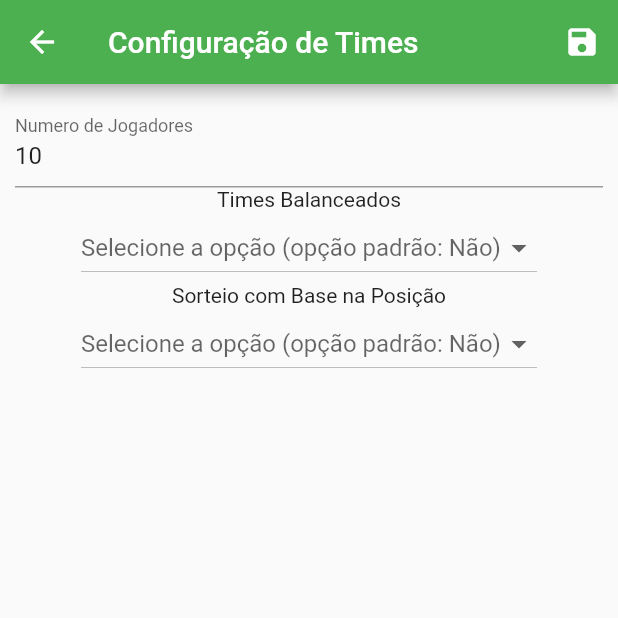
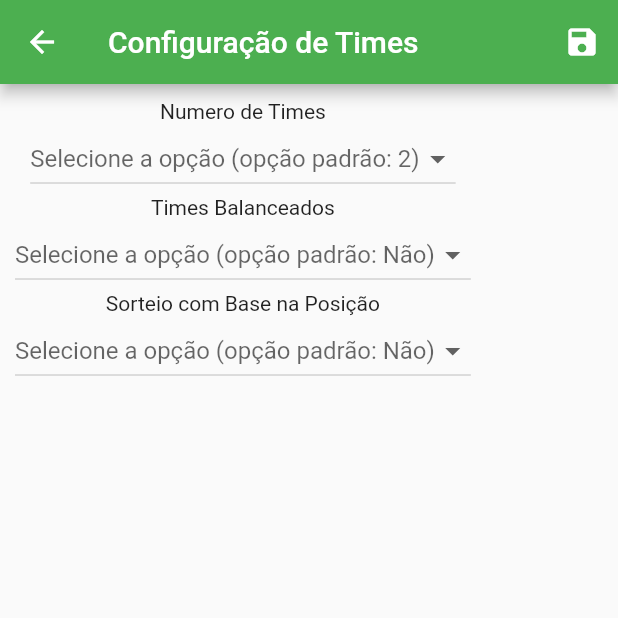
Before and after one commit to matheussouza89/RandomFut, a Flutter app: the ConfigTime screen opened directly, on a phone screen of 412 x 824 dp, the top half of it. Run offline on Flutter 3.47's test engine with Material 2 defaults, Android fonts, the phone set to English and light mode, and no system bars; our stand-ins replace flutter_speed_dial, percent_indicator, smooth_star_rating.

Commit message:
Configuração de quantidade de times e Jogadores por DropDownButton

```diff
--- a/lib/views/config_Time.dart
+++ b/lib/views/config_Time.dart
@@ -1,10 +1,20 @@
 import 'package:flutter/material.dart';
 import 'package:randomfut/pages/listaCadasCas.page.dart';
 
-var nJogadores = "10";
+var nTimes = _itemSelecionado1 == 'Selecione a opção (opção padrão: 2)'
+    ? "2"
+    : _itemSelecionado1;
+var nJogadores = _itemSelecionado1 == 'Selecione a opção (opção padrão: 2)'
+    ? "10"
+    : _itemSelecionado2;
 var _decisao = ['Sim', 'Não'];
-var _itemSelecionado1 = 'Selecione a opção (opção padrão: Não)';
-var _itemSelecionado2 = 'Selecione a opção (opção padrão: Não)';
+var _decisaoTime = ['2', '3', '4'];
+var _decisaoJog = [''];
+var _itemSelecionado1 = 'Selecione a opção (opção padrão: 2)';
+var _itemSelecionado2 = 'Selecione o numero total de Jogadores';
+var _itemSelecionado3 = 'Selecione a opção (opção padrão: Não)';
+var _itemSelecionado4 = 'Selecione a opção (opção padrão: Não)';
+var visibilidade = false;
 
 class ConfigTime extends StatefulWidget {
   @override
@@ -14,15 +24,53 @@ class ConfigTime extends StatefulWidget {
 class _ConfigTimeState extends State<ConfigTime> {
   final _formTime = GlobalKey<FormState>();
 
+  numeroJogadoresF() {
+    setState(() {
+      if (_itemSelecionado1 == '2') {
+        _decisaoJog = ['6', '8', '10', '12'];
+      } else if (_itemSelecionado1 == '3') {
+        _decisaoJog = ['9', '12', '15', '18'];
+      } else if (_itemSelecionado1 == '4') {
+        _decisaoJog = ['12', '16', '20', '24'];
+      }
+    });
+  }
+
+  void _selecaoNTime(String novoItem) {
+    setState(() {
+      _itemSelecionado1 = novoItem;
+      _itemSelecionado2 = 'Selecione o numero total de Jogadores';
+      if (_itemSelecionado1 == '2' &&
+          _itemSelecionado2 == 'Selecione o numero total de Jogadores') {
+        nJogadores = '10';
+      } else if (_itemSelecionado1 == '3' &&
+          _itemSelecionado2 == 'Selecione o numero total de Jogadores') {
+        nJogadores = '15';
+      } else if (_itemSelecionado1 == '4' &&
+          _itemSelecionado2 == 'Selecione o numero total de Jogadores') {
+        nJogadores = '20';
+      }
+      visibilidade = true;
+      numeroJogadoresF();
+    });
+  }
+
+  void _selecaoNJog(String novoItem) {
+    setState(() {
+      _itemSelecionado2 = novoItem;
+      nJogadores = _itemSelecionado2;
+    });
+  }
+
   void _selecaoBalanceamento(String novoItem) {
     setState(() {
-      _itemSelecionado1 = novoItem;
+      _itemSelecionado3 = novoItem;
     });
   }
 
   void _selecaoBasePosicao(String novoItem) {
     setState(() {
-      _itemSelecionado2 = novoItem;
+      _itemSelecionado4 = novoItem;
     });
   }
 
@@ -36,7 +84,7 @@ class _ConfigTimeState extends State<ConfigTime> {
               icon: Icon(Icons.save),
               onPressed: () {
                 _formTime.currentState.save();
-                 Navigator.pop(
+                Navigator.pop(
                   context,
                   MaterialPageRoute(
                     builder: (context) => ListaCadasCas(),
@@ -58,10 +106,38 @@ class _ConfigTimeState extends State<ConfigTime> {
           key: _formTime,
           child: Column(
             children: [
-              TextFormField(
-                initialValue: nJogadores,
-                decoration: InputDecoration(labelText: 'Numero de Jogadores'),
-                onSaved: (value) => nJogadores = value,
+              Text("Numero de Times"),
+              DropdownButton(
+                items: _decisaoTime.map((String dropDownStringItem) {
+                  return DropdownMenuItem<String>(
+                    value: dropDownStringItem,
+                    child: Text(dropDownStringItem),
+                  );
+                }).toList(),
+                onChanged: (String novoItemSelecionado) {
+                  _selecaoNTime(novoItemSelecionado);
+                },
+                hint: Text(_itemSelecionado1),
+              ),
+              Visibility(
+                visible: visibilidade,
+                child: Column(
+                  children: [
+                    Text("Numero de Jogadores"),
+                    DropdownButton(
+                      items: _decisaoJog.map((String dropDownStringItem) {
+                        return DropdownMenuItem<String>(
+                          value: dropDownStringItem,
+                          child: Text(dropDownStringItem),
+                        );
+                      }).toList(),
+                      onChanged: (String novoItemSelecionado) {
+                        _selecaoNJog(novoItemSelecionado);
+                      },
+                      hint: Text(_itemSelecionado2),
+                    ),
+                  ],
+                ),
               ),
               Text("Times Balanceados"),
               DropdownButton(
@@ -74,7 +150,7 @@ class _ConfigTimeState extends State<ConfigTime> {
                 onChanged: (String novoItemSelecionado) {
                   _selecaoBalanceamento(novoItemSelecionado);
                 },
-                hint: Text(_itemSelecionado1),
+                hint: Text(_itemSelecionado3),
               ),
               Text("Sorteio com Base na Posição"),
               DropdownButton(
@@ -87,7 +163,7 @@ class _ConfigTimeState extends State<ConfigTime> {
                 onChanged: (String novoItemSelecionado) {
                   _selecaoBasePosicao(novoItemSelecionado);
                 },
-                hint: Text(_itemSelecionado2),
+                hint: Text(_itemSelecionado4),
               )
             ],
           ),
```
Also changed, not shown: lib/components/team_tile.dart (+7 -0 lines).
